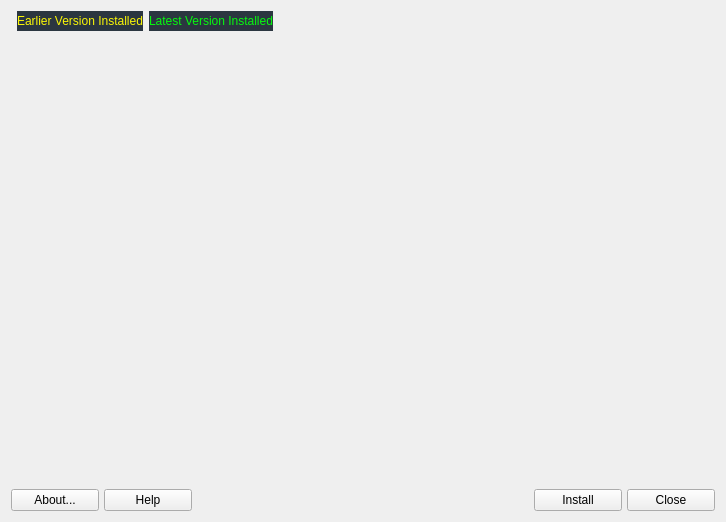
First picture: the form in mainwindow.ui, repository MX-Linux/mx-test-installer, before the edit.
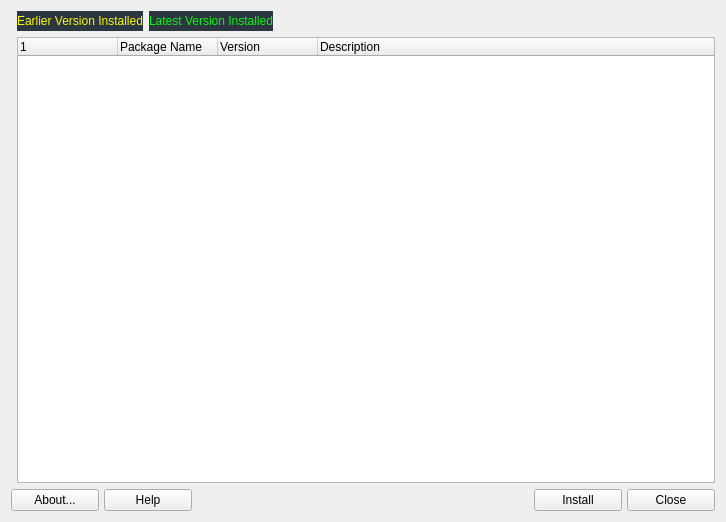
Second picture: the form after the edit. Icons and pictures are not drawn.

Commit message: replaced listWidget with treeWidget

Diff of the .ui file:
```diff
--- a/mainwindow.ui
+++ b/mainwindow.ui
@@ -18,14 +18,7 @@
   </property>
   <widget class="QWidget" name="centralWidget">
    <layout class="QGridLayout" name="gridLayout">
-    <item row="1" column="0" colspan="4">
-     <widget class="QListWidget" name="listWidget">
-      <property name="styleSheet">
-       <string notr="true">background-color: rgb(255, 255, 255,0);</string>
-      </property>
-     </widget>
-    </item>
-    <item row="0" column="3">
+    <item row="1" column="3">
      <spacer name="horizontalSpacer">
       <property name="orientation">
        <enum>Qt::Horizontal</enum>
@@ -38,7 +31,7 @@
       </property>
      </spacer>
     </item>
-    <item row="0" column="2">
+    <item row="1" column="2">
      <widget class="QLabel" name="label_2">
       <property name="styleSheet">
        <string notr="true">color: rgb(6, 248, 14);
@@ -49,7 +42,7 @@
       </property>
      </widget>
     </item>
-    <item row="2" column="0" colspan="4">
+    <item row="3" column="0" colspan="4">
      <layout class="QGridLayout" name="buttonBar" columnstretch="0,0,0,0,0,0,0,0">
       <property name="sizeConstraint">
        <enum>QLayout::SetDefaultConstraint</enum>
@@ -217,7 +210,7 @@
       </item>
      </layout>
     </item>
-    <item row="0" column="1">
+    <item row="1" column="1">
      <widget class="QLabel" name="label">
       <property name="styleSheet">
        <string notr="true">color: rgb(251, 247, 5);
@@ -228,6 +221,30 @@
       </property>
      </widget>
     </item>
+    <item row="2" column="1" colspan="3">
+     <widget class="QTreeWidget" name="treeWidget">
+      <column>
+       <property name="text">
+        <string notr="true"/>
+       </property>
+      </column>
+      <column>
+       <property name="text">
+        <string>Package Name</string>
+       </property>
+      </column>
+      <column>
+       <property name="text">
+        <string>Version</string>
+       </property>
+      </column>
+      <column>
+       <property name="text">
+        <string>Description</string>
+       </property>
+      </column>
+     </widget>
+    </item>
    </layout>
   </widget>
  </widget>
```
The commit also changes 2 other files.
